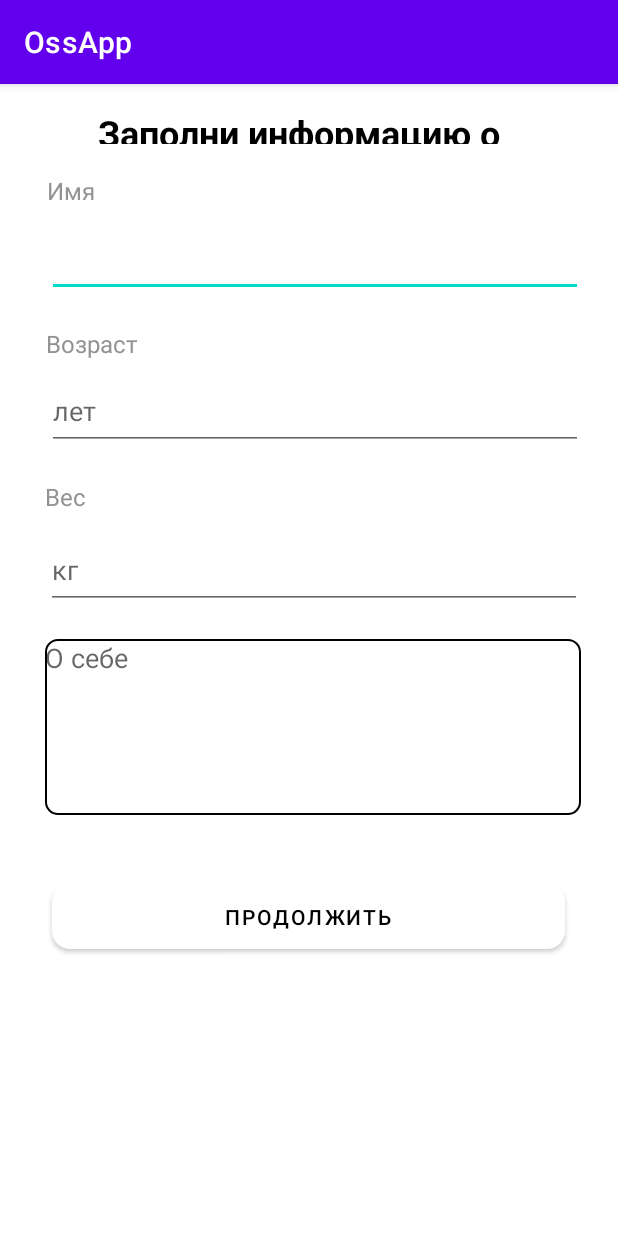
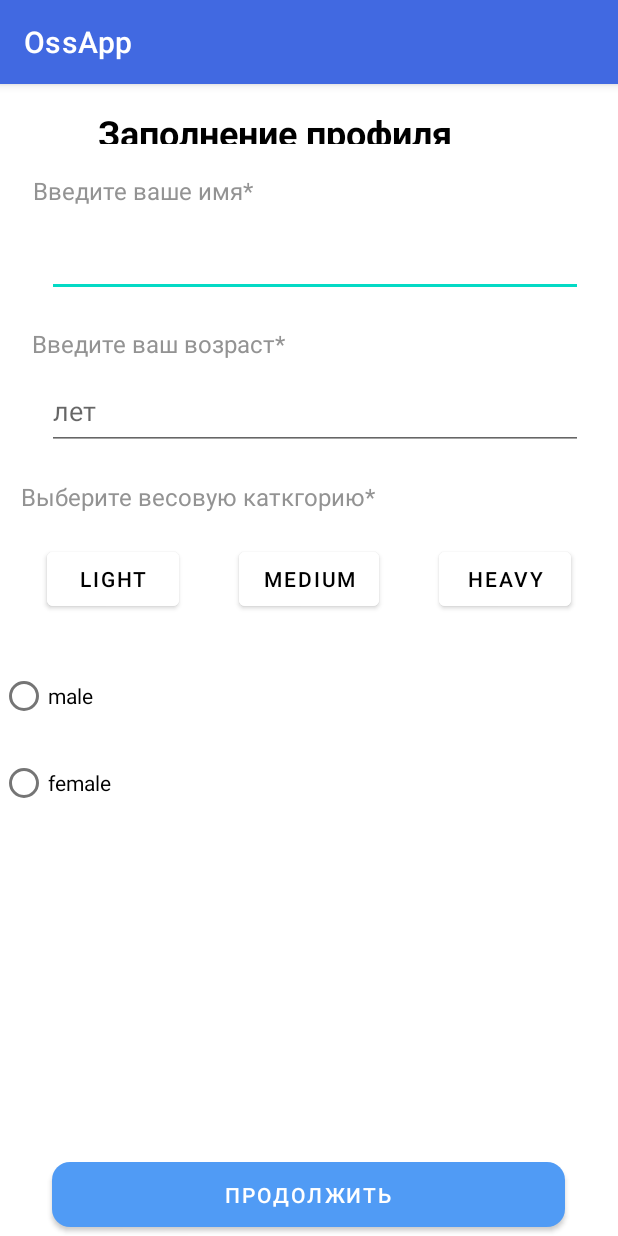
Before and after one commit to vlymar90/OssAppAndroid, an Android app: the InformationActivity screen opened directly, with no data from a screen before it, on a phone screen of 412 x 824 dp. Run offline under Robolectric (Android 15) with nearby library versions, the light colour scheme and no system bars.

Commit message:
InformationActivity correction

```diff
--- a/app/src/main/java/com/example/ossapp/InformationActivity.java
+++ b/app/src/main/java/com/example/ossapp/InformationActivity.java
@@ -4,33 +4,112 @@ import androidx.appcompat.app.AppCompatActivity;
 
 import android.content.Context;
 import android.content.Intent;
+import android.graphics.Color;
 import android.os.Bundle;
 import android.view.View;
+import android.widget.Button;
 import android.widget.EditText;
+import android.widget.RadioButton;
 
 public class InformationActivity extends AppCompatActivity {
     private EditText nameUser;
     private EditText ageUser;
-    private EditText weightUser;
-    private EditText descriptionUser;
-    private EditText sexUser;
+    private Button light;
+    private Button medium;
+    private Button heavy;
+    private RadioButton male;
+    private RadioButton female;
+    /*
+    вес и пол надо будет тащить вместе с объектом User
+     */
+    int weight;
+    int sex;
 
     @Override
     protected void onCreate(Bundle savedInstanceState) {
         super.onCreate(savedInstanceState);
         setContentView(R.layout.activity_information);
-        nameUser = (EditText)findViewById(R.id.nameUser);
-        ageUser = (EditText)findViewById(R.id.ageUser);
-        weightUser = (EditText)findViewById(R.id.weightUser);
-        descriptionUser = (EditText)findViewById(R.id.descriptionUser);
+        nameUser = (EditText) findViewById(R.id.nameUser);
+        ageUser = (EditText) findViewById(R.id.ageUser);
+        light = (Button) findViewById(R.id.light);
+        medium = (Button) findViewById(R.id.medium);
+        heavy = (Button) findViewById(R.id.heavy);
+        male = (RadioButton) findViewById(R.id.male);
+        female = (RadioButton) findViewById(R.id.female);
+
+    /*
+    три метода выбора весовой категории
+     */
+        light.setOnClickListener(new View.OnClickListener() {
+            @Override
+            public void onClick(View v) {
+                weightClick(light, medium, heavy);
+                weight = 1;
+            }
+        });
+
+        medium.setOnClickListener(new View.OnClickListener() {
+            @Override
+            public void onClick(View v) {
+                weightClick(medium, light, heavy);
+                weight = 2;
+            }
+        });
+
+
+        heavy.setOnClickListener(new View.OnClickListener() {
+            @Override
+            public void onClick(View v) {
+                weightClick(heavy, medium, light);
+                weight = 3;
+            }
+        });
+
+
+    /*
+    два метода выбора пола
+     */
+        male.setOnClickListener(new View.OnClickListener() {
+            @Override
+            public void onClick(View v) {
+                male.setChecked(true);
+                female.setChecked(false);
+                sex = 1;
+            }
+        });
+
+        female.setOnClickListener(new View.OnClickListener() {
+            @Override
+            public void onClick(View v) {
+                male.setChecked(false);
+                female.setChecked(true);
+                sex = 2;
+            }
+        });
+
+
+        //descriptionUser = (EditText)findViewById(R.id.descriptionUser);
     }
+
     /*Это обработчик кнопки далее на страницы,
      * Основная функциональность сохранение данных о user
      * и открытие нового окна*/
     public void resumeInfo(View view) {
         Context context = InformationActivity.this;
-        Intent nextActivityIntent = new Intent(context, AvatarActivity.class);
+        Intent nextActivityIntent = new Intent(context, FightingStylesActivity.class);
         startActivity(nextActivityIntent);
+    }
+
+    /*
+    метод выбора весовой категории с изменением цвета кнопок
+     */
+    public void weightClick(Button light, Button medium, Button heavy) {
+        light.setBackgroundColor(Color.BLUE);
+        light.setTextColor(Color.WHITE);
+        medium.setBackgroundColor(Color.WHITE);
+        medium.setTextColor(Color.BLACK);
+        heavy.setBackgroundColor(Color.WHITE);
+        heavy.setTextColor(Color.BLACK);
     }
 
 //    public void setSexMen(View view) {
--- a/app/src/main/java/com/example/ossapp/InputActivity.java
+++ b/app/src/main/java/com/example/ossapp/InputActivity.java
@@ -56,7 +56,7 @@ public class InputActivity extends AppCompatActivity {
      * Пока не реализован. Написаный код просто для тестовой навигации
      * по приложению */
     public void sendReg(View view) {
-        Intent intent = new Intent(this, FightingStylesActivity.class);
+        Intent intent = new Intent(this, RulesActivity.class);
         startActivity(intent);
     }
 }
--- a/app/src/main/java/com/example/ossapp/RulesActivity.java
+++ b/app/src/main/java/com/example/ossapp/RulesActivity.java
@@ -2,13 +2,27 @@ package com.example.ossapp;
 
 import androidx.appcompat.app.AppCompatActivity;
 
+import android.content.Intent;
 import android.os.Bundle;
+import android.view.View;
+import android.widget.Button;
 
 public class RulesActivity extends AppCompatActivity {
+
+    private Button accept;
 
     @Override
     protected void onCreate(Bundle savedInstanceState) {
         super.onCreate(savedInstanceState);
         setContentView(R.layout.activity_rules);
+        accept = (Button) findViewById(R.id.button5);
+    }
+
+    /*
+    метод принятия и продолжения
+     */
+    public void accept(View view) {
+        Intent intent = new Intent(this, InformationActivity.class);
+        startActivity(intent);
     }
 }
--- a/app/src/main/res/layout/activity_information.xml
+++ b/app/src/main/res/layout/activity_information.xml
@@ -9,7 +9,7 @@
     <TextView
         android:id="@+id/textView4"
         style="@style/header"
-        android:text="@string/header1"
+        android:text="@string/addprofil"
         app:layout_constraintEnd_toEndOf="parent"
         app:layout_constraintStart_toStartOf="parent"
         app:layout_constraintTop_toTopOf="parent" />
@@ -48,13 +48,12 @@
         app:layout_constraintStart_toStartOf="parent"
         app:layout_constraintTop_toBottomOf="@+id/nameUser" />
 
-
     <EditText
         android:id="@+id/ageUser"
         style="@style/inputtextProfil"
         android:layout_marginTop="8dp"
+        android:hint="@string/hintAge"
         android:inputType="number"
-        android:hint="@string/hintAge"
         app:layout_constraintEnd_toEndOf="parent"
         app:layout_constraintHorizontal_bias="0.574"
         app:layout_constraintStart_toStartOf="parent"
@@ -72,66 +71,76 @@
         app:layout_constraintStart_toStartOf="parent"
         app:layout_constraintTop_toBottomOf="@+id/ageUser" />
 
-    <EditText
-        android:id="@+id/weightUser"
-        style="@style/inputtextProfil"
-        android:hint="@string/hintWeight"
-        android:layout_marginTop="12dp"
-        android:inputType="number"
-        app:layout_constraintEnd_toEndOf="parent"
-        app:layout_constraintHorizontal_bias="0.555"
-        app:layout_constraintStart_toStartOf="parent"
-        app:layout_constraintTop_toBottomOf="@+id/textView7" />
+    <LinearLayout
+        android:id="@+id/firstLine"
+        android:layout_width="match_parent"
+        android:layout_height="wrap_content"
+        android:gravity="center"
+        android:orientation="horizontal"
+        app:layout_constraintTop_toBottomOf="@id/textView7">
 
-    <EditText
-        android:id="@+id/descriptionUser"
-        style="@android:style/Widget.AutoCompleteTextView"
-        android:layout_width="357dp"
-        android:layout_height="117dp"
-        android:layout_marginTop="20dp"
-        android:background="@drawable/solid"
-        android:breakStrategy="simple"
-        android:ems="10"
-        android:fadeScrollbars="true"
-        android:gravity="start|top"
-        android:hint="О себе"
-        android:inputType="textMultiLine"
-        android:scrollbars="vertical"
-        app:layout_constraintEnd_toEndOf="parent"
-        app:layout_constraintHorizontal_bias="0.543"
-        app:layout_constraintStart_toStartOf="parent"
-        app:layout_constraintTop_toBottomOf="@+id/weightUser" />
+        <Button
+            android:id="@+id/light"
+            android:layout_width="wrap_content"
+            android:layout_height="wrap_content"
+            android:layout_margin="20dp"
+            android:text="light"
+            android:textColor="@color/black"
+            android:backgroundTint="@color/white"
+            />
 
-<!--    <ImageButton-->
-<!--        android:id="@+id/imageMen"-->
-<!--        android:onClick="setSexMen"-->
-<!--        style="@style/imagebutton"-->
-<!--        android:layout_marginTop="16dp"-->
-<!--        app:layout_constraintEnd_toStartOf="@+id/imageWoman"-->
-<!--        app:layout_constraintHorizontal_bias="0.645"-->
-<!--        app:layout_constraintStart_toStartOf="parent"-->
-<!--        app:layout_constraintTop_toBottomOf="@+id/editTextTextMultiLine"-->
-<!--        app:srcCompat="@drawable/ic_launcher_image_button_men_background" />-->
 
-<!--    <ImageButton-->
-<!--        android:id="@+id/imageWoman"-->
-<!--        android:onClick="setSexWoman"-->
-<!--        style="@style/imagebutton"-->
-<!--        android:layout_marginEnd="24dp"-->
-<!--        app:layout_constraintEnd_toEndOf="parent"-->
-<!--        app:layout_constraintTop_toBottomOf="@+id/editTextTextMultiLine"-->
-<!--        app:srcCompat="@drawable/ic_launcher_image_button_woman_background" />-->
+        <Button
+            android:id="@+id/medium"
+            android:layout_width="wrap_content"
+            android:layout_height="wrap_content"
+            android:layout_margin="20dp"
+            android:text="medium"
+            android:textColor="@color/black"
+            android:backgroundTint="@color/white"
+            />
+
+        <Button
+            android:id="@+id/heavy"
+            android:layout_width="wrap_content"
+            android:layout_height="wrap_content"
+            android:layout_margin="20dp"
+            android:text="heavy"
+            android:textColor="@color/black"
+            android:backgroundTint="@color/white"
+            />
+
+    </LinearLayout>
+
+
+    <RadioButton
+        android:id="@+id/male"
+        android:layout_width="wrap_content"
+        android:layout_height="wrap_content"
+        android:layout_marginTop="10dp"
+        android:text="male"
+        android:layout_marginLeft="20dp"
+        app:layout_constraintTop_toBottomOf="@id/firstLine" />
+
+    <RadioButton
+        android:id="@+id/female"
+        android:layout_width="wrap_content"
+        android:layout_height="wrap_content"
+        android:layout_marginTop="10dp"
+        android:text="female"
+        android:layout_marginLeft="20dp"
+        app:layout_constraintTop_toBottomOf="@id/male" />
 
     <Button
+        android:id="@+id/button3"
+        style="@style/buttonPrimary"
+        android:layout_marginTop="40dp"
         android:onClick="resumeInfo"
-        android:id="@+id/button3"
-        style="@style/buttonsecond"
-        android:layout_marginTop="40dp"
         android:text="@string/resume"
         app:layout_constraintEnd_toEndOf="parent"
         app:layout_constraintHorizontal_bias="0.498"
         app:layout_constraintStart_toStartOf="parent"
-        app:layout_constraintTop_toBottomOf="@+id/descriptionUser" />
+        app:layout_constraintBottom_toBottomOf="parent" />
 
 
 </androidx.constraintlayout.widget.ConstraintLayout>
--- a/app/src/main/res/layout/activity_rules.xml
+++ b/app/src/main/res/layout/activity_rules.xml
@@ -37,6 +37,7 @@
         android:layout_height="wrap_content"
         android:layout_marginBottom="20dp"
         android:text="@string/rulesbutton"
+        android:onClick="accept"
         app:layout_constraintBottom_toBottomOf="parent"
         app:layout_constraintEnd_toEndOf="parent"
         app:layout_constraintHorizontal_bias="0.497"
--- a/app/src/main/res/values/colors.xml
+++ b/app/src/main/res/values/colors.xml
@@ -1,8 +1,8 @@
 <?xml version="1.0" encoding="utf-8"?>
 <resources>
     <color name="purple_200">#FFBB86FC</color>
-    <color name="purple_500">#FF6200EE</color>
-    <color name="purple_700">#FF3700B3</color>
+    <color name="purple_500">#4169E1</color>
+    <color name="purple_700">#4682B4</color>
     <color name="teal_200">#FF03DAC5</color>
     <color name="teal_700">#FF018786</color>
     <color name="black">#FF000000</color>
--- a/app/src/main/res/values/strings.xml
+++ b/app/src/main/res/values/strings.xml
@@ -8,9 +8,9 @@
     <string name="skip">Пропустить</string>
     <string name="back">Убрать фото</string>
     <string name="header1">Заполни информацию о себе</string>
-    <string name="name">Имя</string>
-    <string name="age">Возраст</string>
-    <string name="weight">Вес</string>
+    <string name="name">Введите ваше имя*</string>
+    <string name="age">Введите ваш возраст*</string>
+    <string name="weight">Выберите весовую каткгорию*</string>
     <string name="hintAge">лет</string>
     <string name="hintWeight">кг</string>
     <string name="header2">Выбери ваш вид единоборств
```
Also changed, not shown: app/src/main/java/com/example/ossapp/AvatarActivity.java (+6 -6 lines), app/src/main/java/com/example/ossapp/ChooseAvatarActivity.java (+7 -5 lines).
